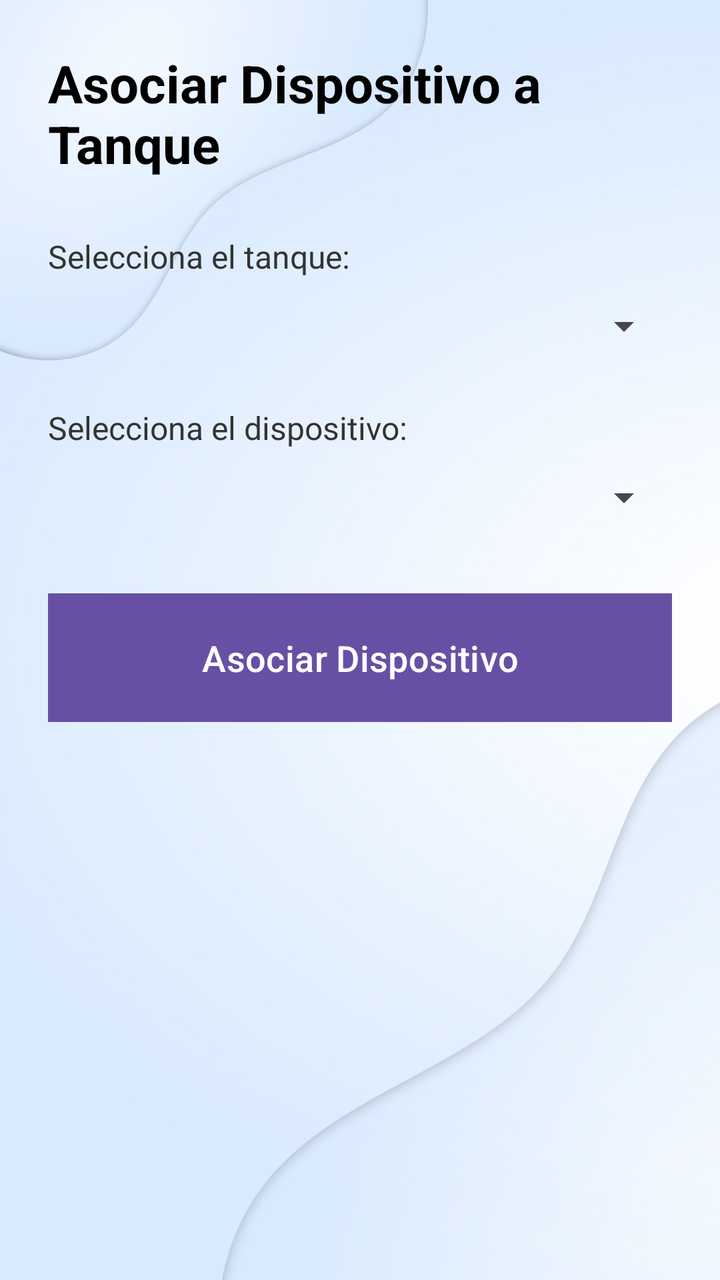
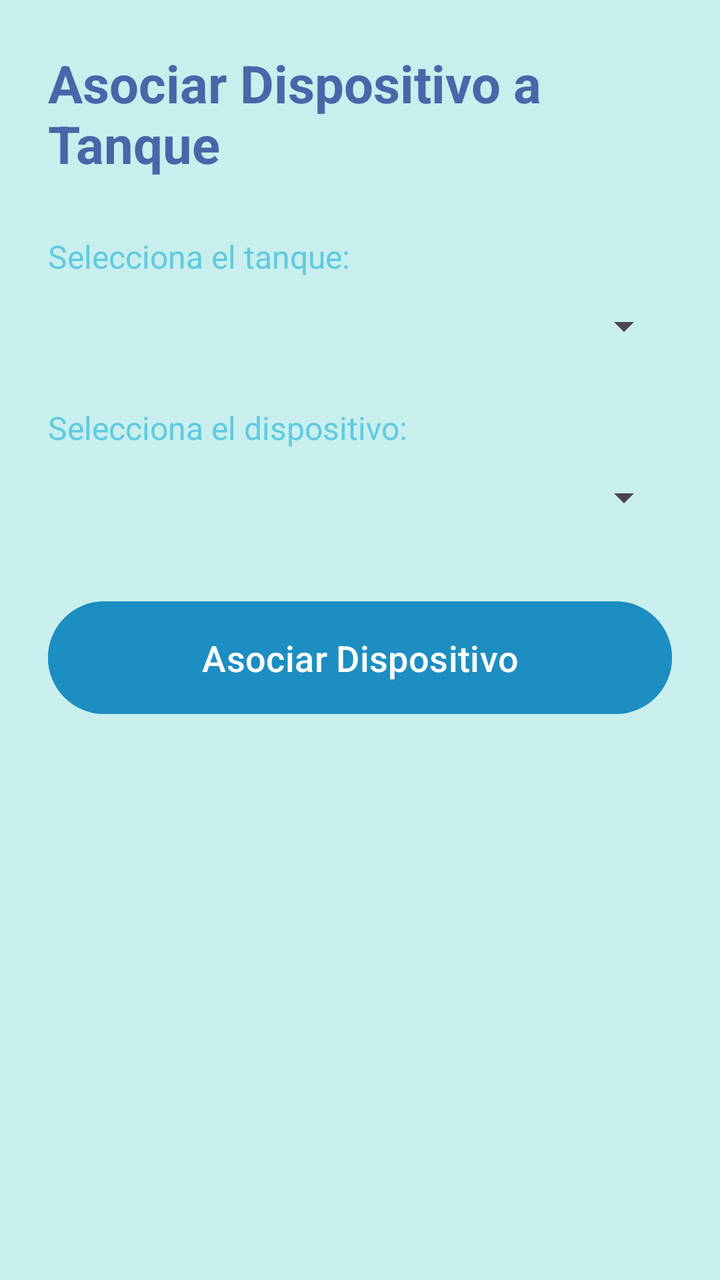

Screens rendered from an Android XML layout before and after an edit, with the pre-edit source and the edit as a unified diff.
<!-- AndroidManifest.xml: application theme Theme.AppIOT12 -->
<!-- res/layout/activity_asociar_dispositivo_atanque.xml -->
<?xml version="1.0" encoding="utf-8"?>
<androidx.constraintlayout.widget.ConstraintLayout
    xmlns:android="http://schemas.android.com/apk/res/android"
    xmlns:app="http://schemas.android.com/apk/res-auto"
    xmlns:tools="http://schemas.android.com/tools"
    android:id="@+id/main"
    android:layout_width="match_parent"
    android:layout_height="match_parent"
    android:padding="24dp"
    android:background="@mipmap/fondo"
    tools:context=".AsociarDispositivoATanque">

    
    <TextView
        android:id="@+id/tvTituloAsociar"
        android:layout_width="wrap_content"
        android:layout_height="wrap_content"
        android:text="Asociar Dispositivo a Tanque"
        android:textSize="26sp"
        android:textStyle="bold"
        android:textColor="#000"
        app:layout_constraintTop_toTopOf="parent"
        app:layout_constraintStart_toStartOf="parent"
        app:layout_constraintEnd_toEndOf="parent" />

    
    <TextView
        android:id="@+id/tvTanques"
        android:layout_width="wrap_content"
        android:layout_height="wrap_content"
        android:text="Selecciona el tanque:"
        android:textSize="16sp"
        android:textColor="#333"
        android:layout_marginTop="28dp"
        app:layout_constraintTop_toBottomOf="@id/tvTituloAsociar"
        app:layout_constraintStart_toStartOf="parent" />

    
    <Spinner
        android:id="@+id/spnTanques"
        android:layout_width="0dp"
        android:layout_height="wrap_content"
        android:layout_marginTop="12dp"
        app:layout_constraintTop_toBottomOf="@id/tvTanques"
        app:layout_constraintStart_toStartOf="parent"
        app:layout_constraintEnd_toEndOf="parent" />

    
    <TextView
        android:id="@+id/tvDispositivos"
        android:layout_width="wrap_content"
        android:layout_height="wrap_content"
        android:text="Selecciona el dispositivo:"
        android:textSize="16sp"
        android:textColor="#333"
        android:layout_marginTop="28dp"
        app:layout_constraintTop_toBottomOf="@id/spnTanques"
        app:layout_constraintStart_toStartOf="parent" />

    
    <Spinner
        android:id="@+id/spnDispositivos"
        android:layout_width="0dp"
        android:layout_height="wrap_content"
        android:layout_marginTop="12dp"
        app:layout_constraintTop_toBottomOf="@id/tvDispositivos"
        app:layout_constraintStart_toStartOf="parent"
        app:layout_constraintEnd_toEndOf="parent" />

    
    <Button
        android:id="@+id/btnAsociar"
        android:layout_width="0dp"
        android:layout_height="wrap_content"
        android:text="Asociar Dispositivo"
        android:textColor="#FFFFFF"
        android:textSize="18sp"
        android:padding="16dp"
        android:layout_marginTop="36dp"
        android:background="#00796B"
        app:layout_constraintTop_toBottomOf="@id/spnDispositivos"
        app:layout_constraintStart_toStartOf="parent"
        app:layout_constraintEnd_toEndOf="parent" />

</androidx.constraintlayout.widget.ConstraintLayout>
<!-- resources referenced by this layout -->
<resources>
  <!-- mipmap fondo: png bitmap (mipmap-hdpi, 312630 bytes) -->
  <style name="Theme.AppIOT12" parent="Base.Theme.AppIOT12" />
  <style name="Base.Theme.AppIOT12" parent="Theme.Material3.DayNight.NoActionBar">
          
          
      </style>
</resources>

<!-- the commit's change to res/layout/activity_asociar_dispositivo_atanque.xml (unified diff, before → after) -->
@@ -7,7 +7,7 @@
     android:layout_width="match_parent"
     android:layout_height="match_parent"
     android:padding="24dp"
-    android:background="@mipmap/fondo"
+    android:background="@color/color_background"
     tools:context=".AsociarDispositivoATanque">
 
     
@@ -18,7 +18,7 @@
         android:text="Asociar Dispositivo a Tanque"
         android:textSize="26sp"
         android:textStyle="bold"
-        android:textColor="#000"
+        android:textColor="@color/color_text_primary"
         app:layout_constraintTop_toTopOf="parent"
         app:layout_constraintStart_toStartOf="parent"
         app:layout_constraintEnd_toEndOf="parent" />
@@ -30,7 +30,7 @@
         android:layout_height="wrap_content"
         android:text="Selecciona el tanque:"
         android:textSize="16sp"
-        android:textColor="#333"
+        android:textColor="@color/color_secondary"
         android:layout_marginTop="28dp"
         app:layout_constraintTop_toBottomOf="@id/tvTituloAsociar"
         app:layout_constraintStart_toStartOf="parent" />
@@ -52,7 +52,7 @@
         android:layout_height="wrap_content"
         android:text="Selecciona el dispositivo:"
         android:textSize="16sp"
-        android:textColor="#333"
+        android:textColor="@color/color_secondary"
         android:layout_marginTop="28dp"
         app:layout_constraintTop_toBottomOf="@id/spnTanques"
         app:layout_constraintStart_toStartOf="parent" />
@@ -77,7 +77,7 @@
         android:textSize="18sp"
         android:padding="16dp"
         android:layout_marginTop="36dp"
-        android:background="#00796B"
+        android:backgroundTint="@color/color_primary"
         app:layout_constraintTop_toBottomOf="@id/spnDispositivos"
         app:layout_constraintStart_toStartOf="parent"
         app:layout_constraintEnd_toEndOf="parent" />
<!-- resource entries referenced after the edit -->
@@ -1,6 +1,9 @@
 <!-- resources referenced by this layout -->
 <resources>
-  <!-- mipmap fondo: png bitmap (mipmap-hdpi, 312630 bytes) -->
+  <color name="color_background">#C8EFED</color>
+  <color name="color_primary">#1D8EC1</color>
+  <color name="color_secondary">#5FCAE0</color>
+  <color name="color_text_primary">#4B65A9</color>
   <style name="Theme.AppIOT12" parent="Base.Theme.AppIOT12" />
   <style name="Base.Theme.AppIOT12" parent="Theme.Material3.DayNight.NoActionBar">
           
